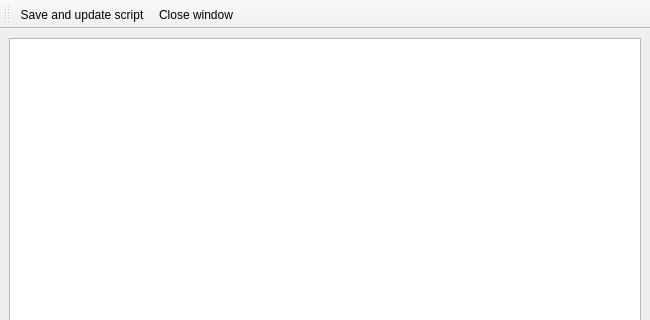
This is transport/uieditor.ui in buzzinglight/IanniX as Qt 5 draws it before an edit; both pictures show x 0 to 650 and y 0 to 320 of the 650 by 580 pixel window. The edited form follows.
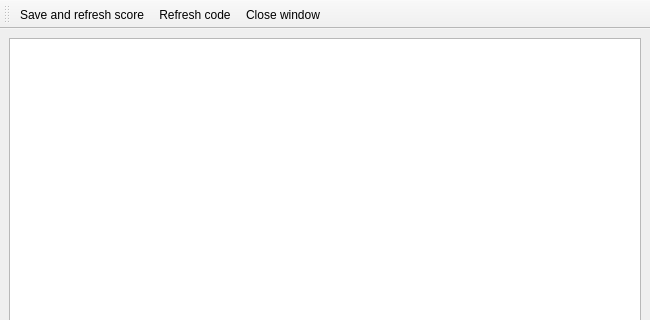
This is the edited form. Custom widgets are drawn as their Qt base class.

Diff of the .ui file:
```diff
--- a/transport/uieditor.ui
+++ b/transport/uieditor.ui
@@ -47,12 +47,16 @@
     <bool>false</bool>
    </attribute>
    <addaction name="actionSave"/>
+   <addaction name="actionRefreshCode"/>
    <addaction name="actionClose"/>
   </widget>
   <widget class="QStatusBar" name="statusBar"/>
   <action name="actionSave">
    <property name="text">
-    <string>Save and update script</string>
+    <string>Save and refresh score</string>
+   </property>
+   <property name="toolTip">
+    <string>Save and update score</string>
    </property>
    <property name="shortcut">
     <string>Ctrl+S</string>
@@ -66,6 +70,14 @@
     <string>Ctrl+W</string>
    </property>
   </action>
+  <action name="actionRefreshCode">
+   <property name="text">
+    <string>Refresh code</string>
+   </property>
+   <property name="toolTip">
+    <string>Refresh code according to actions made through GUI</string>
+   </property>
+  </action>
  </widget>
  <customwidgets>
   <customwidget>
```
